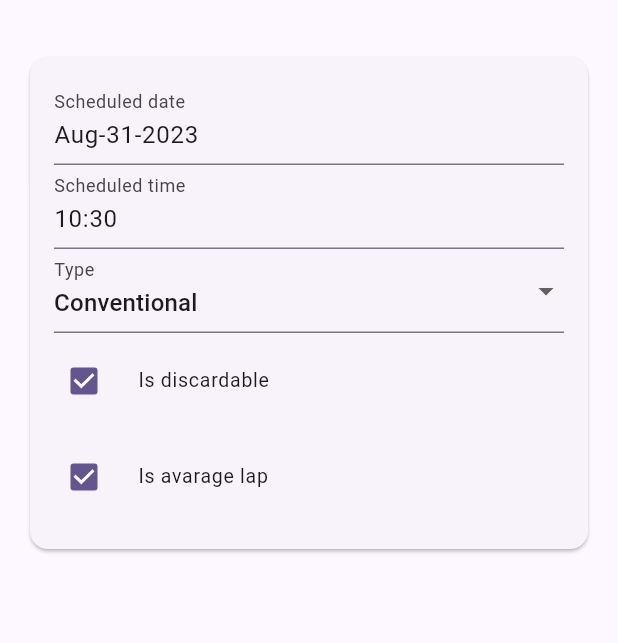
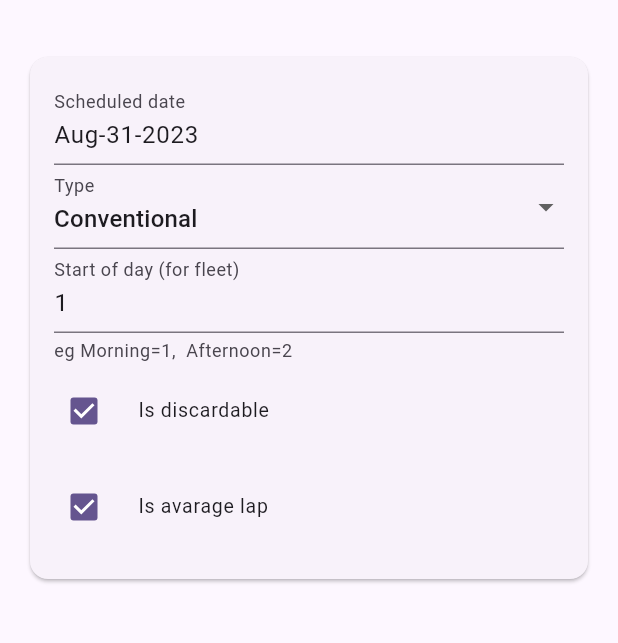
Before and after one commit to daveryderoxford/sailbrowser, a Flutter app: the EditRace screen opened directly with empty values, on a phone screen of 412 x 824 dp, the part 57-700 px from its top. Run offline on Flutter 3.47's test engine with Material 2 defaults, Android fonts, the light colour scheme and no system bars; drawn by our look-alikes of flutter_form_builder; our stand-ins replace cloud_firestore, firebase_auth, firebase_core, flutter_riverpod, form_builder_validators, freezed_annotation and 5 more; missing offline and left inert: firebase_ui_auth; accounts and stored records are empty; generated files the repository leaves out were written again.

Commit message:
series start group support

```diff
--- a/race_officer/lib/common_widgets/delete_button.dart
+++ b/race_officer/lib/common_widgets/delete_button.dart
@@ -9,10 +9,12 @@ import 'package:sailbrowser_flutter/common_widgets/responsive_center.dart';
 class DeleteButton extends StatelessWidget {
   const DeleteButton(
       {super.key,
+      this.title = 'Delete',
       required this.itemName,
       required this.visible,
       required this.onDelete});
 
+  final String title ;
   final bool visible;
   final String itemName;
   final VoidCallback onDelete;
@@ -32,7 +34,7 @@ class DeleteButton extends StatelessWidget {
               onDelete();
             }
           },
-          child: const Text('Delete'),
+          child: Text(title),
         ),
         ),
       ),
--- a/race_officer/lib/features/admin/club/club.dart
+++ b/race_officer/lib/features/admin/club/club.dart
@@ -23,7 +23,7 @@ class Club with _$Club {
     required ClubStatus status,
     @Default([]) List<Fleet> fleets,
     @Default([]) List<BoatClass> boatClasses,
-    required SeriesScoringData defaultScoringData,
+    required SeriesScoringData defaultScoringData
   }) = _Club;
 
   const Club._();
--- a/race_officer/lib/features/admin/race-series/presentation/race_edit.dart
+++ b/race_officer/lib/features/admin/race-calander/presentation/race_edit.dart
@@ -1,4 +1,5 @@
 import 'package:flutter/material.dart';
+import 'package:flutter/services.dart';
 import 'package:flutter_form_builder/flutter_form_builder.dart';
 import 'package:flutter_riverpod/flutter_riverpod.dart';
 import 'package:form_builder_validators/form_builder_validators.dart';
@@ -21,10 +22,10 @@ class EditRace extends ConsumerStatefulWidget {
       {this.race, required this.series, required this.id, super.key});
 
   @override
-  ConsumerState<EditRace> createState() => _EditRaceSeriesState();
+  ConsumerState<EditRace> createState() => _EditSeriesState();
 }
 
-class _EditRaceSeriesState extends ConsumerState<EditRace> with UiLoggy {
+class _EditSeriesState extends ConsumerState<EditRace> with UiLoggy {
   final _formKey = GlobalKey<FormBuilderState>();
 
   Race? race;
@@ -35,6 +36,21 @@ class _EditRaceSeriesState extends ConsumerState<EditRace> with UiLoggy {
     super.initState();
     race = widget.race;
     series = widget.series;
+  }
+
+  Future<bool> _duplicateGroupWarning(BuildContext context, Race update) {
+
+    final bool duplicateExists = series!.races.where((r) =>
+        update.id != r.id &&
+        r.scheduledStart == update.scheduledStart &&
+        r.raceOfDay == update.raceOfDay).isNotEmpty;
+
+    if (duplicateExists) {
+      // To do make this a dialog rather than just prohibiting it without a warning
+     return Future.value(true);
+    } else {
+      return Future.value(false);
+    }
   }
 
   Future<void> _submit() async {
@@ -49,29 +65,36 @@ class _EditRaceSeriesState extends ConsumerState<EditRace> with UiLoggy {
       bool success;
 
       final DateTime startDate = formData['scheduledStartDate'];
-      final DateTime startTime = formData['scheduledStartTime'];
-      final duration =
-          Duration(hours: startTime.hour, minutes: startTime.minute);
-      final DateTime startDateTime = startDate.add(duration);
+      final int raceOfDay = formData['raceOfDay'];
 
       if (race == null) {
         final update = Race(
           fleetId: series!.fleetId,
           seriesId: series!.id,
-          actualStart: DateTime(1970, 1, 1),
-          scheduledStart: startDateTime,
+          scheduledStart: startDate,
           type: formData['type'],
+          raceOfDay: raceOfDay,
           isDiscardable: formData['isDiscardable'],
           isAverageLap: formData['isAverageLap'],
         );
 
+        if (await _duplicateGroupWarning(context, update)) {
+          return;
+        }
+
         success = await raceSeriesService.addRace(series!, update);
       } else {
         final update = race!.copyWith(
-            type: formData['type'],
-            isDiscardable: formData['isDiscardable'],
-            isAverageLap: formData['isAverageLap'],
-            scheduledStart: startDateTime);
+          type: formData['type'],
+          isDiscardable: formData['isDiscardable'],
+          isAverageLap: formData['isAverageLap'],
+          scheduledStart: startDate,
+          raceOfDay: raceOfDay,
+        );
+
+        if (await _duplicateGroupWarning(context, update)) {
+          return;
+        }
 
         success =
             await raceSeriesService.updateRace(series!, update.id, update);
@@ -161,10 +184,9 @@ class _EditRaceSeriesState extends ConsumerState<EditRace> with UiLoggy {
 
   List<Widget> _buildFormChildren() {
     final DateTime? s = (race == null) ? null : race!.scheduledStart;
-    final initialDate =
-        race == null ? _defaultDate(series!.races) : DateTime(s!.year, s.month, s.day);
-     final initialTime =
-        race == null ? _defaultTime(series!.races) : DateTime(1970, 1, 1, s!.hour, s.minute);
+    final initialDate = race == null
+        ? _defaultDate(series!.races)
+        : DateTime(s!.year, s.month, s.day);
 
     return [
       FormBuilderDateTimePicker(
@@ -175,15 +197,6 @@ class _EditRaceSeriesState extends ConsumerState<EditRace> with UiLoggy {
         format: DateFormat("MMM-dd-yyyy"),
         autovalidateMode: AutovalidateMode.onUserInteraction,
         decoration: const InputDecoration(labelText: "Scheduled date"),
-      ),
-      FormBuilderDateTimePicker(
-        name: "scheduledStartTime",
-        autovalidateMode: AutovalidateMode.onUserInteraction,
-        initialEntryMode: DatePickerEntryMode.input,
-        initialValue: initialTime,
-        inputType: InputType.time,
-        format: DateFormat.Hm(),
-        decoration: const InputDecoration(labelText: "Scheduled time"),
       ),
       FormBuilderDropdown<RaceType>(
         name: 'type',
@@ -199,6 +212,25 @@ class _EditRaceSeriesState extends ConsumerState<EditRace> with UiLoggy {
                   child: Text(type.displayName),
                 ))
             .toList(),
+      ),
+      FormBuilderTextField(
+        name: 'raceOfDay',
+        initialValue: race != null ? race!.raceOfDay.toString() : '1',
+        autovalidateMode: AutovalidateMode.onUserInteraction,
+        decoration: const InputDecoration(
+          labelText: 'Start of day (for fleet)',
+          helperText: "eg Morning=1,  Afternoon=2",
+        ),
+        validator: FormBuilderValidators.compose([
+          FormBuilderValidators.integer(),
+          FormBuilderValidators.min(1),
+          FormBuilderValidators.required()
+        ]),
+        keyboardType: TextInputType.number,
+        inputFormatters: <TextInputFormatter>[
+          FilteringTextInputFormatter.digitsOnly
+        ],
+        valueTransformer: (text) => text != null ? num.tryParse(text) : null,
       ),
       FormBuilderCheckbox(
         name: "isDiscardable",
@@ -226,16 +258,4 @@ class _EditRaceSeriesState extends ConsumerState<EditRace> with UiLoggy {
       return DateTime(d.year, d.month, d.day, 0, 0, 0);
     }
   }
-
-/// Returns default time
-///   10:30 if no reaces exist
-///   Same as last race in the series if one exists
-    static DateTime _defaultTime(List<Race> races) {
-    if (races.isEmpty) {
-      return DateTime(1970, 1, 1, 10, 30);
-    } else {
-      final d = races.last.scheduledStart;
-      return DateTime(1970, 1, 1, d.hour, d.minute);
-    }
-  }
 }
--- a/race_officer/lib/features/admin/race-series/presentation/series_list_item.dart
+++ b/race_officer/lib/features/admin/race-calander/presentation/series_list_item.dart
@@ -1,6 +1,6 @@
 import 'package:flutter/material.dart';
 import 'package:intl/intl.dart';
-import 'package:sailbrowser_flutter/features/admin/race-series/presentation/series_detail.dart';
+import 'package:sailbrowser_flutter/features/admin/race-calander/presentation/series_detail.dart';
 
 import '../series.dart';
 
@@ -34,7 +34,7 @@ class RaceSeriesListItem extends StatelessWidget {
           Navigator.push(
             context,
             MaterialPageRoute(
-              builder: (context) => RaceSeriesDetailScreen(
+              builder: (context) => SeriesDetailScreen(
                 series.id,
               ),
             ),
--- a/race_officer/lib/features/admin/race-series/presentation/series_screen.dart
+++ b/race_officer/lib/features/admin/race-calander/presentation/series_screen.dart
@@ -5,8 +5,8 @@ import '../series_service.dart';
 import 'series_edit.dart';
 import 'series_list_item.dart';
 
-class RaceSeriesScreen extends ConsumerWidget {
-  const RaceSeriesScreen({super.key});
+class SeriesScreen extends ConsumerWidget {
+  const SeriesScreen({super.key});
 
   @override
   Widget build(BuildContext context, WidgetRef ref) {
--- a/race_officer/lib/features/admin/race-series/series.dart
+++ b/race_officer/lib/features/admin/race-calander/series.dart
@@ -77,12 +77,12 @@ class Race with _$Race {
     required String fleetId,
     required String seriesId,
     required DateTime scheduledStart,
+    required int raceOfDay,
     required DateTime actualStart,
     required RaceType type,
     required RaceStatus status,
     required bool isDiscardable,
     required bool isAverageLap,
-    required int backtoBackNumber,
   }) = _Race;
 
   // Factory race consructor specifying defaults
@@ -91,6 +91,7 @@ class Race with _$Race {
     required String fleetId,
     required String seriesId,
     required DateTime scheduledStart,
+    required int raceOfDay,
     DateTime? actualStart,
     RaceType? type,
     RaceStatus? status,
@@ -99,17 +100,17 @@ class Race with _$Race {
     int? backtoBackNumber,
   }) {
     return _Race(
-      id: const Uuid().v1(),
+      id: const Uuid().v4(),
       name: name ?? 'Unset',
       fleetId: fleetId,
       seriesId: seriesId,
       scheduledStart: scheduledStart,
+      raceOfDay: raceOfDay,
       actualStart: actualStart ?? DateTime.fromMicrosecondsSinceEpoch(0),
       type: type ?? RaceType.conventional,
       status: RaceStatus.future,
       isDiscardable: isDiscardable ?? true,
       isAverageLap: isAverageLap ?? true,
-      backtoBackNumber: backtoBackNumber ?? 1,
     );
   }
 
```
Also changed, not shown: race_officer/lib/common_widgets/null_widget.dart (added, +13 -0 lines), race_officer/lib/features/admin/race-calander/presentation/copy_series.dart (renamed from race_officer/lib/features/admin/race-series/presentation/copy_series.dart, +26 -35 lines), race_officer/lib/features/admin/race-calander/presentation/series_detail.dart (renamed from race_officer/lib/features/admin/race-series/presentation/series_detail.dart, +37 -21 lines), race_officer/lib/features/admin/race-calander/presentation/series_edit.dart (renamed from race_officer/lib/features/admin/race-series/presentation/series_edit.dart, +14 -19 lines), race_officer/lib/features/admin/race-calander/series_service.dart (renamed from race_officer/lib/features/admin/race-series/series_service.dart, +25 -26 lines), race_officer/lib/routing/app_router.dart (+4 -4 lines), race_officer/lib/features/admin/race-calander/series.freezed.dart, race_officer/lib/features/admin/race-calander/series.g.dart, race_officer/lib/features/admin/system/boat_class_list.freezed.dart, race_officer/lib/features/admin/system/boat_class_list.g.dart, 1 other file.
